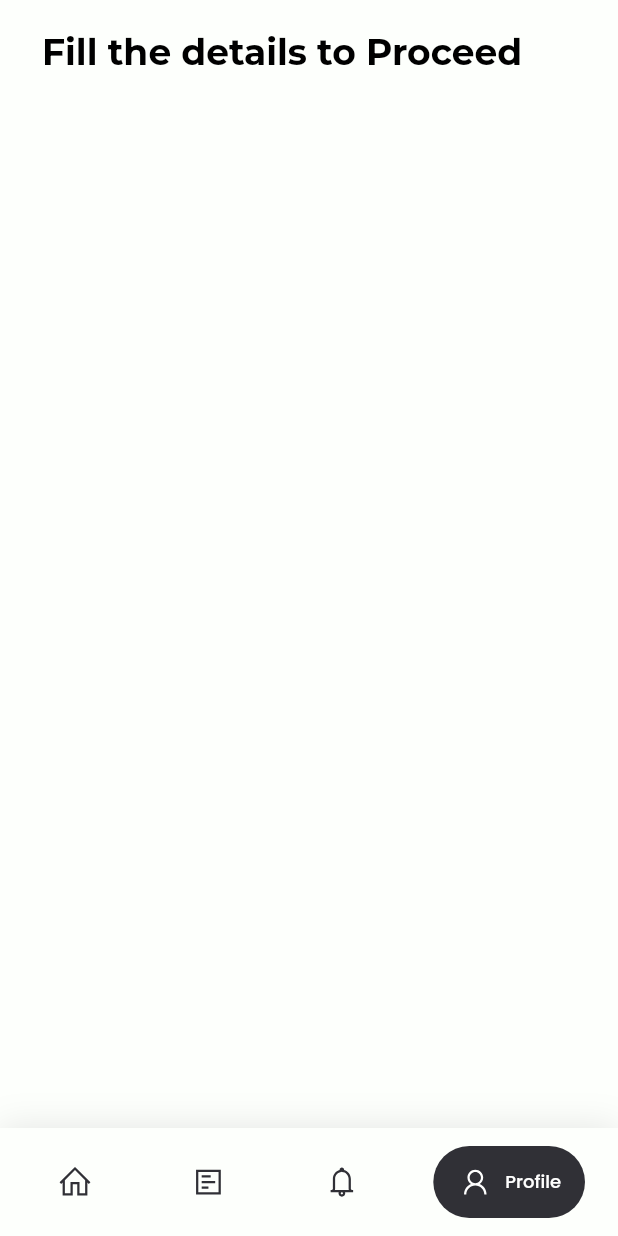
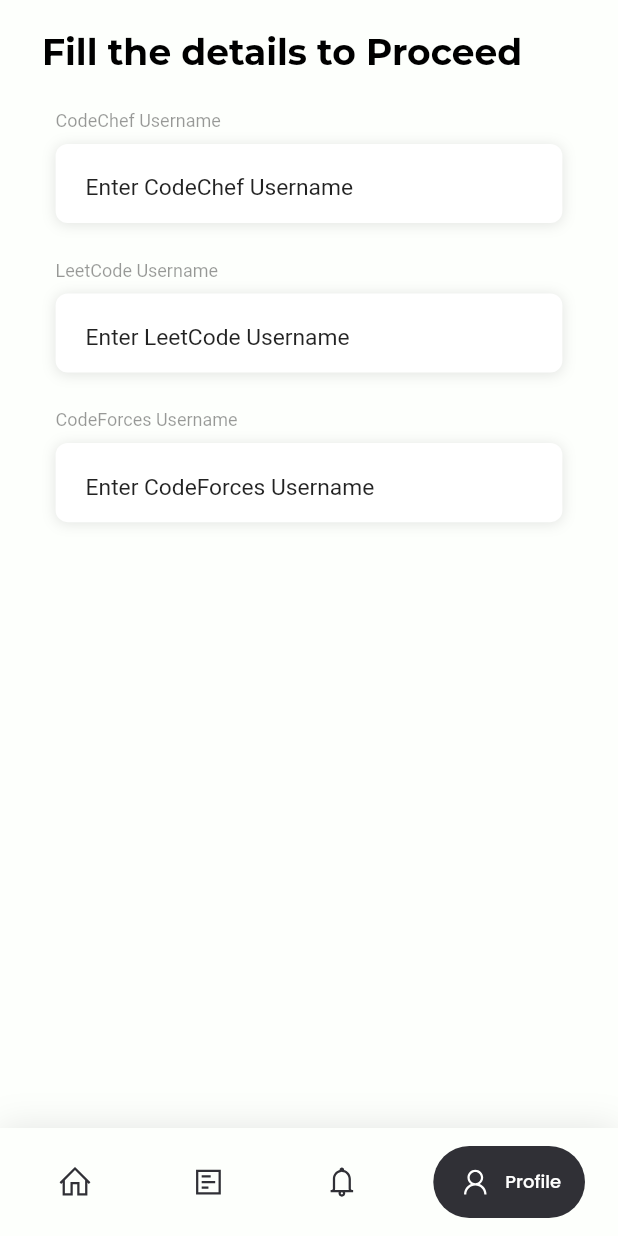
Before and after one commit to arunzuturu/codicon, a Flutter app: the screen it shows after launch, item 4 of the bottom bar chosen, on a phone screen of 412 x 824 dp. Run offline on Flutter 3.47's test engine with Material 2 defaults, Android fonts, the phone set to English and light mode, and no system bars; drawn by our look-alikes of google_nav_bar; our stand-ins replace auto_size_text, awesome_notifications, card_swiper, firebase_core, firebase_messaging, flutter_local_notifications and 3 more; accounts and stored records are empty; network calls fail.

Commit message:
Work left on Profile

```diff
--- a/lib/Screens/navigation.dart
+++ b/lib/Screens/navigation.dart
@@ -7,6 +7,7 @@
 import 'package:mlr_app/Screens/network_screen.dart';
 import 'package:mlr_app/Screens/profile_form.dart';
 import 'package:mlr_app/Screens/reminder_screen.dart';
+import 'package:mlr_app/shared_pref.dart';
 import '../Networking/api.dart';
 import '../Networking/profile_api.dart';
 import 'Home.dart';
@@ -85,6 +86,8 @@
   late Future _getTaskAsync1;
   late Future _getTaskAsync2;
   late Future _getTaskAsync3;
+  late bool first;
+
   @override
   void initState() {
     _getTaskAsync1 = APIRepository().getProfileCodechef();
@@ -92,6 +95,15 @@
     _getTaskAsync3 = APIRepository().getProfileLeetCode();
     super.initState();
   }
+  void getFirst() async
+  {
+     var k = await SharedPref().isFirstTimeUser();
+     setState(() {
+       first = k;
+     });
+  }
+
+
 
   int _currentIndex = 0;
   final key = new GlobalKey<ScaffoldState>();
@@ -100,6 +112,7 @@
   @override
 
   Widget build(BuildContext context) {
+
     _children = [
       FutureBuilder<Contests>(
         future: upcomingContests,
--- a/lib/Screens/profile_form.dart
+++ b/lib/Screens/profile_form.dart
@@ -1,6 +1,7 @@
 import 'package:flutter/material.dart';
 
 import '../Constants.dart';
+import '../shared_pref.dart';
 
 class ProfileForm extends StatefulWidget {
   const ProfileForm({Key? key}) : super(key: key);
@@ -10,6 +11,22 @@
 }
 
 class _ProfileFormState extends State<ProfileForm> {
+  late bool isFirstTime;
+  @override
+  void initState() {
+    getFirst();
+    // TODO: implement initState
+    super.initState();
+  }
+  void getFirst() async
+  {
+    await SharedPref().isFirstTimeUser();
+  }
+
+  final TextEditingController _codechef = TextEditingController();
+  final TextEditingController _leetCode = TextEditingController();
+  final TextEditingController _codeForces = TextEditingController();
+
   @override
   Widget build(BuildContext context) {
     var size = MediaQuery.of(context).size;
@@ -28,9 +45,92 @@
                 ),
               ),
             ),
+            SizedBox(height: size.height * 0.03,),
+            fieldWidget("CodeChef Username", size, _codechef,
+                (v) {
+                  if (v!.length < 2) {
+                    return 'Please recheck!';
+                  } else {
+                    return null;
+                  }
+                }
+                , context),
+            SizedBox(height: size.height * 0.03,),
+            fieldWidget("LeetCode Username", size, _leetCode,
+                    (v) {
+                  if (v!.length < 2) {
+                    return 'Please recheck!';
+                  } else {
+                    return null;
+                  }
+                }
+                , context),
+            SizedBox(height: size.height * 0.03,),
+            fieldWidget("CodeForces Username", size, _codeForces,
+                    (v) {
+                  if (v!.length < 2) {
+                    return 'Please recheck!';
+                  } else {
+                    return null;
+                  }
+                }
+                , context),
           ],
         ),
       ),
     );
   }
 }
+Widget fieldWidget (title,size,controller,validator, context)
+{
+  return Column(
+    crossAxisAlignment: CrossAxisAlignment.start,
+    children: [
+      Opacity(
+        opacity: 0.40,
+        child: Text(
+          title,
+          style: TextStyle(
+            color: Colors.black,
+            fontSize: 12,
+          ),
+        ),
+      ),
+      SizedBox(height: size.height * 0.01,),
+      Container(
+        width: size.width * 0.82,
+        height: size.height * 0.064,
+        decoration: BoxDecoration(
+          borderRadius: BorderRadius.circular(8),
+          boxShadow: [
+            BoxShadow(
+              color: Color(0x1a000000),
+              blurRadius: 7,
+              offset: Offset(0, 1),
+            ),
+          ],
+          color: Colors.white,
+        ),
+        child: Padding(
+          padding: const EdgeInsets.only(
+              left: 20, bottom: 3,top: 10),
+          child: TextFormField(
+            controller: controller,
+            decoration: InputDecoration(
+              border: InputBorder.none,
+              hintText: "Enter $title",
+              labelText: "Enter $title",
+              labelStyle: TextStyle(
+                color: Colors.black87,
+                fontSize: 15.2,
+              ),
+              floatingLabelBehavior: FloatingLabelBehavior
+                  .never,
+            ),
+
+          ),
+        ),
+      ),
+    ],
+  );
+}
--- /dev/null
+++ b/lib/shared_pref.dart
@@ -0,0 +1,14 @@
+import 'package:shared_preferences/shared_preferences.dart';
+
+class SharedPref{
+  isFirstTimeUser() async {
+    SharedPreferences sharedPreferences = await SharedPreferences.getInstance();
+    if (sharedPreferences.getString('isFirstTimeUser') == null) {
+      sharedPreferences.setBool('isFirstTimeUser', true);
+      return sharedPreferences.getBool('isFirstTimeUser');
+    } else {
+      sharedPreferences.setBool('isFirstTimeUser', false);
+      return sharedPreferences.getBool('isFirstTimeUser');
+    }
+  }
+}
--- a/pubspec.yaml
+++ b/pubspec.yaml
@@ -5,6 +5,7 @@
 environment:
   sdk: ">=2.15.1 <3.0.0"
 dependencies:
+  shared_preferences:
   card_swiper:
   url_launcher:
   line_icons:
```
Also changed, not shown: pubspec.lock.
